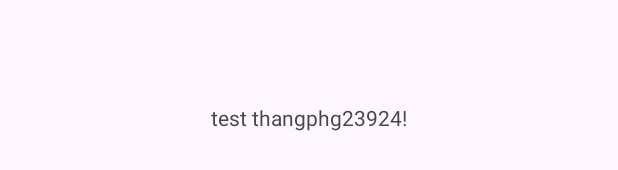
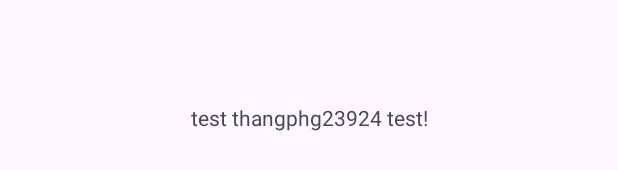
Before and after one commit to ThangProDev/POLYPET_app, an Android app: the layout activity_main.xml on its own in the app's theme, with its tools: preview values and no code run, on a phone screen of 412 x 824 dp. Shown: the part 501-671 px from the top of the screen. Run offline under Robolectric (Android 15) with nearby library versions, the phone set to English and light mode, and no system bars.

Commit message:
commit test nhánh

```diff
--- a/app/src/main/res/layout/activity_main.xml
+++ b/app/src/main/res/layout/activity_main.xml
@@ -10,7 +10,7 @@
     <TextView
         android:layout_width="wrap_content"
         android:layout_height="wrap_content"
-        android:text="test thangphg23924!"
+        android:text="test thangphg23924 test!"
         app:layout_constraintBottom_toBottomOf="parent"
         app:layout_constraintEnd_toEndOf="parent"
         app:layout_constraintStart_toStartOf="parent"
```
